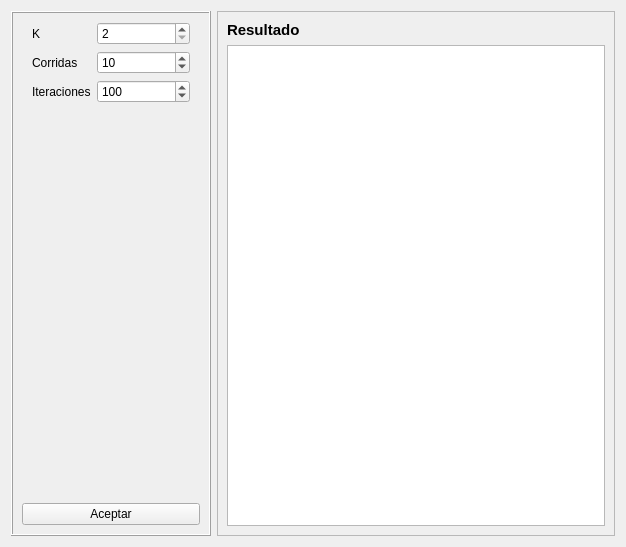
First picture: the form in ventana_k_means_ui.ui, repository AdrianPrietoLozano/proyecto_mineria, before the edit.
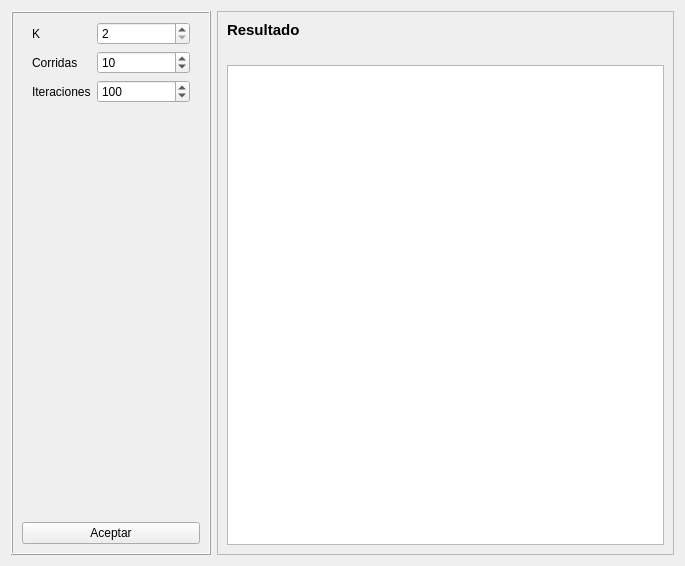
Second picture: the form after the edit.

Commit message: Algoritmo K-Means casi terminado

```diff
--- a/ventana_k_means_ui.ui
+++ b/ventana_k_means_ui.ui
@@ -6,8 +6,8 @@
    <rect>
     <x>0</x>
     <y>0</y>
-    <width>626</width>
-    <height>547</height>
+    <width>685</width>
+    <height>566</height>
    </rect>
   </property>
   <property name="windowTitle">
@@ -141,6 +141,13 @@
         </property>
        </widget>
       </item>
+      <item>
+       <widget class="QLabel" name="labelPromedioSilhouette">
+        <property name="text">
+         <string/>
+        </property>
+       </widget>
+      </item>
       <item>
        <widget class="QTableView" name="tablaResultado"/>
       </item>
```
The commit also changes 3 other files.
